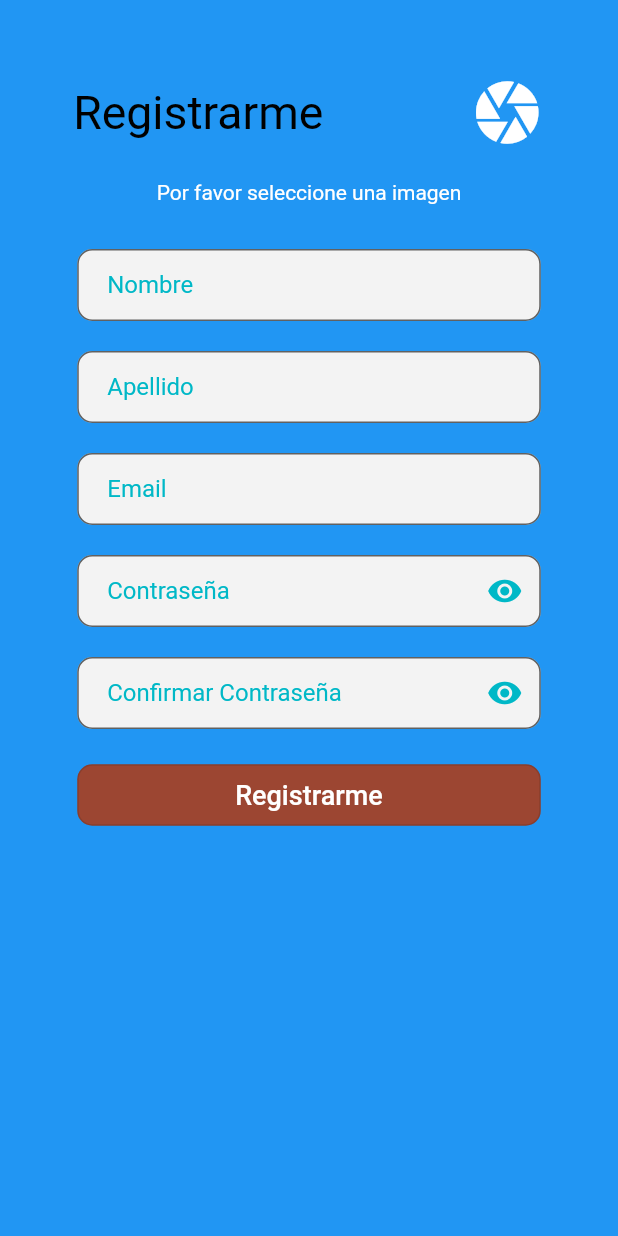
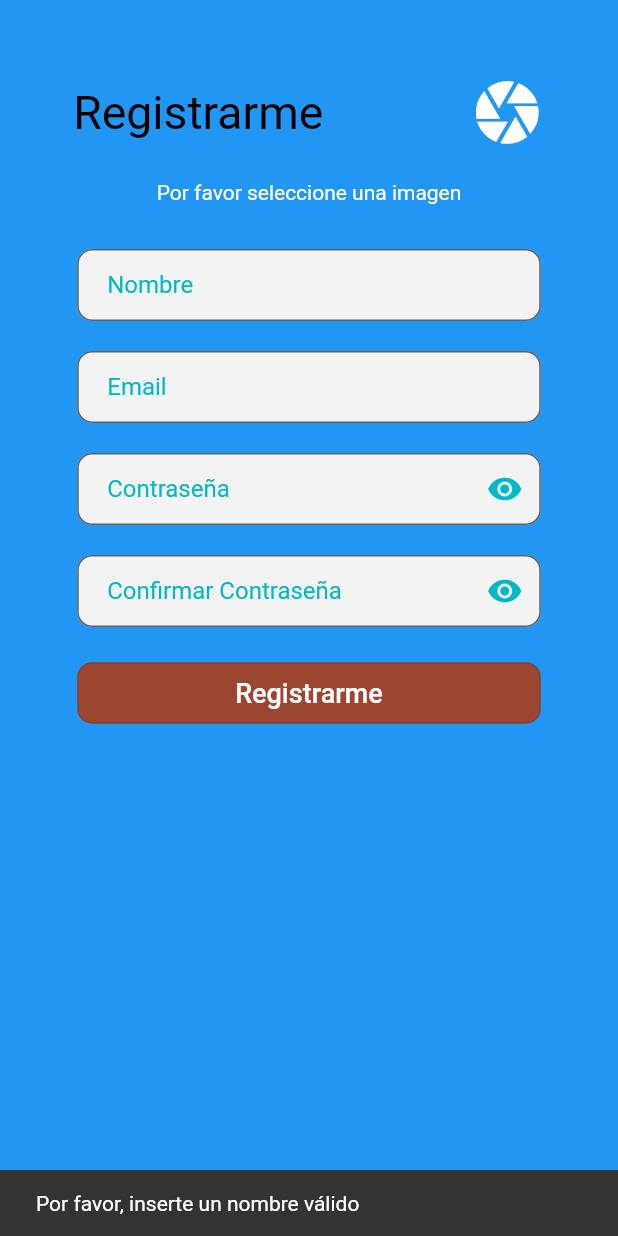
Before and after one commit to MiguelAngelLopezBlanca/My_Paradise_Main, a Flutter app: the Registro screen opened directly, after a tap on "Registrarme", on a phone screen of 412 x 824 dp. Run offline on Flutter 3.47's test engine with Material 2 defaults, Android fonts, the phone set to English and light mode, and no system bars; our stand-ins replace cloud_firestore, firebase_auth, firebase_core, image_picker; missing offline and left inert: flutter_cube; accounts and stored records are empty.

Commit message:
Registro funcionando

```diff
--- a/lib/bottomNavigationItem/registro.dart
+++ b/lib/bottomNavigationItem/registro.dart
@@ -1,7 +1,9 @@
 import 'dart:io';
+import 'package:firebase_auth/firebase_auth.dart';
 import 'package:flutter/cupertino.dart';
 import 'package:flutter/material.dart';
 import 'package:image_picker/image_picker.dart';
+import 'package:my_paradise/home_page.dart';
 
 import '../ui_constants.dart';
 
@@ -12,6 +14,14 @@ class Registro extends StatefulWidget {
 
 class _Registro extends State<Registro> {
   File imageFile;
+
+  void handleNavigateTapToHome(BuildContext context) {
+    Navigator.of(context).push(
+      CupertinoPageRoute(
+        builder: (_) => HomePage(),
+      ),
+    );
+  }
 
   double returnResponsiveFontSize(context, double originalValue) {
     return (MediaQuery.of(context).size.width * originalValue) /
@@ -45,6 +55,85 @@ class _Registro extends State<Registro> {
         textAlign: TextAlign.center,
         style: TextStyle(color: Colors.white),
       );
+    }
+  }
+
+  String dsName, mail, passwd, passwdV;
+
+  bool isEmail(String em) {
+    String p =
+        r'^(([^<>()[\]\\.,;:\s@\"]+(\.[^<>()[\]\\.,;:\s@\"]+)*)|(\".+\"))@((\[[0-9]{1,3}\.[0-9]{1,3}\.[0-9]{1,3}\.[0-9]{1,3}\])|(([a-zA-Z\-0-9]+\.)+[a-zA-Z]{2,}))$';
+
+    RegExp regExp = new RegExp(p);
+
+    return regExp.hasMatch(em);
+  }
+
+  final FirebaseAuth _auth = FirebaseAuth.instance;
+
+  Future registerWithEmailAndPassword(
+      String name, String password, String email) async {
+    try {
+      if (name == null || name.isEmpty) {
+        ScaffoldMessenger.of(context).showSnackBar(SnackBar(
+          content: Text("Por favor, inserte un nombre válido"),
+        ));
+      } else {
+        if (!isEmail(email) || email.isEmpty || email == null) {
+          ScaffoldMessenger.of(context).showSnackBar(SnackBar(
+            content: Text("El email no es válido"),
+          ));
+        } else {
+          if (passwd != passwdV || passwd.isEmpty || passwd == null) {
+            ScaffoldMessenger.of(context).showSnackBar(SnackBar(
+              content: Text("Las contraseñas deben coincidir"),
+            ));
+          } else {
+            UserCredential result = await _auth.createUserWithEmailAndPassword(
+                email: email, password: password);
+            User user = result.user;
+            user.updateProfile(displayName: name); //added this line
+
+          }
+        }
+      }
+    } catch (e) {
+      print(e.toString());
+      return null;
+    }
+  }
+
+  Future registerWithEmailAndPassword2(
+      String name, String password, String email) async {
+    try {
+      if (name == null || name.isEmpty) {
+        ScaffoldMessenger.of(context).showSnackBar(SnackBar(
+          content: Text("Por favor, inserte un nombre válido"),
+        ));
+      } else if (email == null || !isEmail(email)) {
+        ScaffoldMessenger.of(context).showSnackBar(SnackBar(
+          content: Text("El email no es válido"),
+        ));
+      } else if (passwd == null || passwd.isEmpty || passwd != passwdV) {
+        ScaffoldMessenger.of(context).showSnackBar(SnackBar(
+          content: Text("Las contraseñas deben coincidir"),
+        ));
+      } else if (passwd.length < 6) {
+        ScaffoldMessenger.of(context).showSnackBar(SnackBar(
+          content: Text("La contraseña debe tener 6 caracteres mínimo"),
+        ));
+      } else {
+        UserCredential result = await _auth.createUserWithEmailAndPassword(
+            email: email, password: password);
+        User user = result.user;
+        user.updateProfile(displayName: name); //added this line
+        ScaffoldMessenger.of(context).showSnackBar(
+            SnackBar(content: Text("Usuario creado correctamente")));
+        handleNavigateTapToHome(context);
+      }
+    } catch (e) {
+      print(e.toString());
+      return null;
     }
   }
 
@@ -114,25 +203,9 @@ class _Registro extends State<Registro> {
                             ),
                           ),
                         ),
-                    ),
-                    const SizedBox(
-                      height: 20,
-                    ),
-                    TextField(
-                      decoration: new InputDecoration(
-                        fillColor: fondoTextField,
-                        filled: true,
-                        hintText: "Apellido",
-                        hintStyle: TextStyle(color: colorPrincipal),
-                        contentPadding:
-                            EdgeInsets.fromLTRB(20.0, 10.0, 20.0, 10.0),
-                        border: new OutlineInputBorder(
-                          borderRadius: const BorderRadius.all(
-                            const Radius.circular(10.0),
-                          ),
-                        ),
-                      ),
-                    ),
+                        onChanged: (value) {
+                          dsName = value;
+                        }),
                     const SizedBox(
                       height: 20,
                     ),
@@ -150,7 +223,9 @@ class _Registro extends State<Registro> {
                             ),
                           ),
                         ),
-                    ),
+                        onChanged: (value) {
+                          mail = value;
+                        }),
                     const SizedBox(
                       height: 20,
                     ),
@@ -172,7 +247,9 @@ class _Registro extends State<Registro> {
                             ),
                           ),
                         ),
-                    ),
+                        onChanged: (value) {
+                          passwd = value;
+                        }),
                     const SizedBox(
                       height: 20,
                     ),
@@ -194,13 +271,16 @@ class _Registro extends State<Registro> {
                             ),
                           ),
                         ),
-                    ),
+                        onChanged: (value) {
+                          passwdV = value;
+                        }),
                     const SizedBox(
                       height: 20,
                     ),
                     Padding(padding: const EdgeInsets.fromLTRB(0, 0, 0, 0)),
                     OutlinedButton(
-                      onPressed: () => null,
+                      onPressed: () =>
+                          {registerWithEmailAndPassword2(dsName, passwd, mail)},
                       style: OutlinedButton.styleFrom(
                         padding: const EdgeInsets.all(10.0),
                         backgroundColor: colorBotones,
```
Lines whose indentation alone changed are shown as unchanged.
